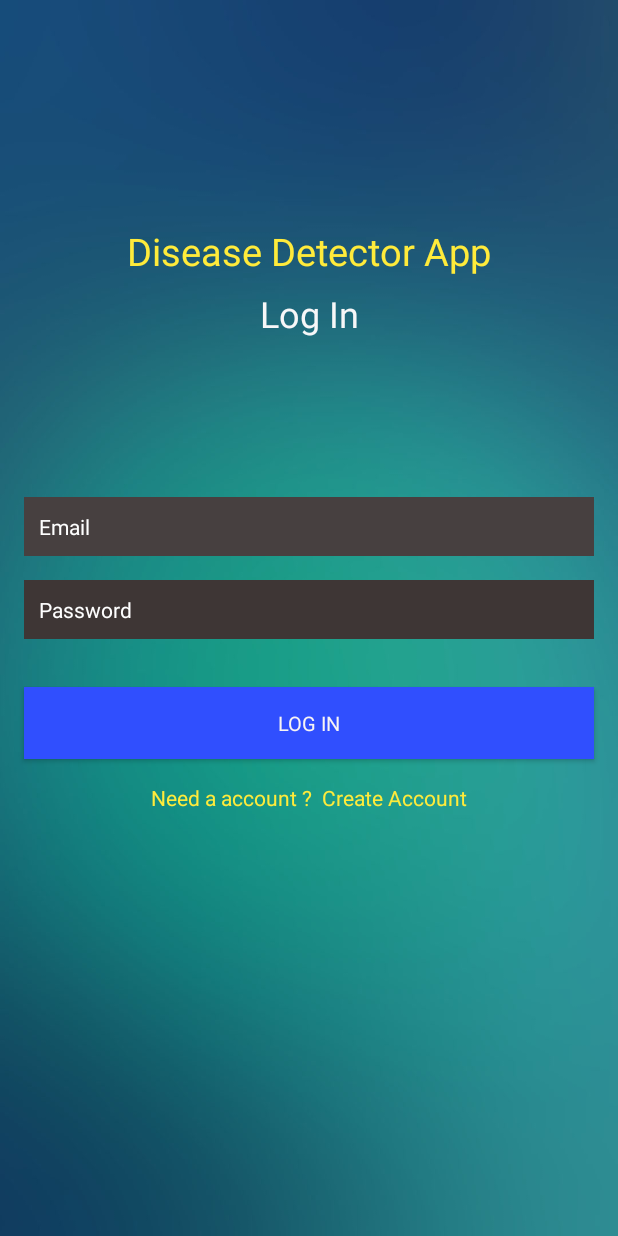
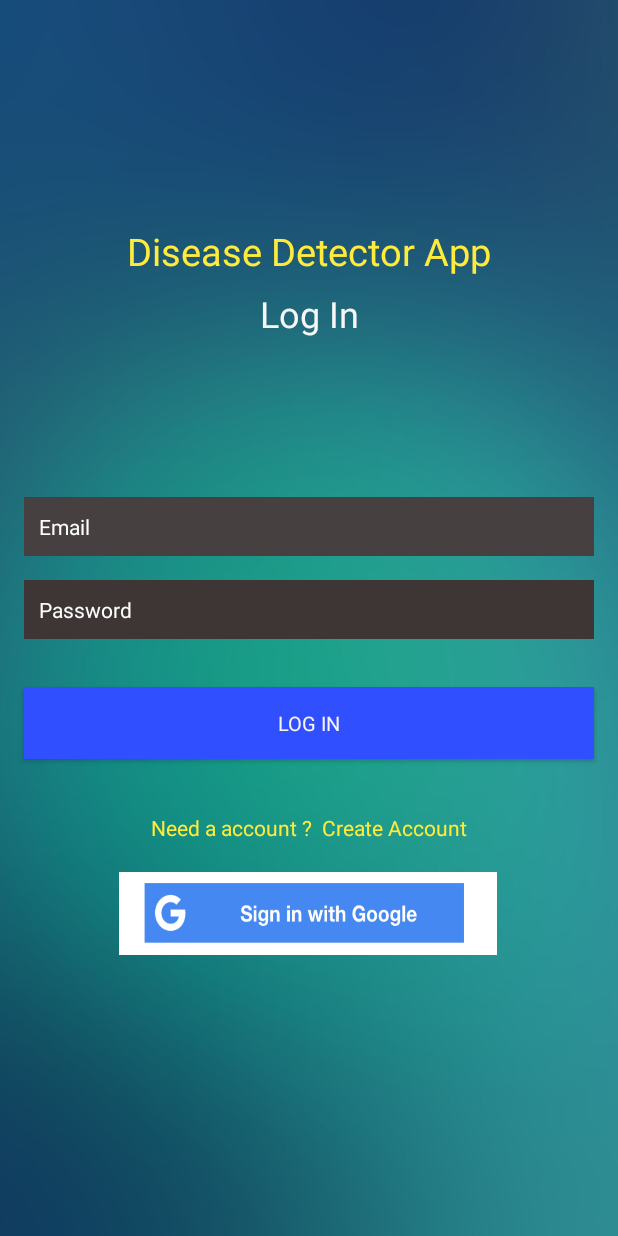
Before and after one commit to imkhalidhasan/final.malariadetection, an Android app: the Login screen opened directly, with no data from a screen before it, on a phone screen of 412 x 824 dp. Run offline under Robolectric (Android 15) with nearby library versions, the phone set to English and light mode, and no system bars; our stand-ins replace Firebase (no records; nobody signed in at launch, a user with empty details on screens opened directly); Roboto replaces fonts that are not available here.

Commit message:
update on model

```diff
--- a/app/src/main/AndroidManifest.xml
+++ b/app/src/main/AndroidManifest.xml
@@ -9,6 +9,7 @@
         android:roundIcon="@mipmap/ic_launcher_round"
         android:supportsRtl="true"
         android:theme="@style/AppTheme">
+        <activity android:name=".ProfileActivity"></activity>
         <activity android:name=".HubPage">
             <intent-filter>
                 <action android:name="android.intent.action.MAIN" />
--- a/app/src/main/java/com/malariadetection/Login.java
+++ b/app/src/main/java/com/malariadetection/Login.java
@@ -4,7 +4,9 @@ import androidx.appcompat.app.AppCompatActivity;
 
 import android.content.Intent;
 import android.os.Bundle;
+import android.provider.ContactsContract;
 import android.text.TextUtils;
+import android.util.Log;
 import android.view.View;
 import android.widget.Button;
 import android.widget.EditText;
@@ -13,10 +15,19 @@ import android.widget.TextView;
 import android.widget.Toast;
 
 import androidx.annotation.NonNull;
+
+import com.google.android.gms.auth.api.signin.GoogleSignIn;
+import com.google.android.gms.auth.api.signin.GoogleSignInAccount;
+import com.google.android.gms.auth.api.signin.GoogleSignInClient;
+import com.google.android.gms.auth.api.signin.GoogleSignInOptions;
+import com.google.android.gms.common.api.ApiException;
 import com.google.android.gms.tasks.OnCompleteListener;
 import com.google.android.gms.tasks.Task;
+import com.google.firebase.auth.AuthCredential;
 import com.google.firebase.auth.AuthResult;
 import com.google.firebase.auth.FirebaseAuth;
+import com.google.firebase.auth.FirebaseUser;
+import com.google.firebase.auth.GoogleAuthProvider;
 
 public class Login extends AppCompatActivity {
     EditText mEmail,mPassword;
@@ -24,6 +35,23 @@ public class Login extends AppCompatActivity {
     TextView mCreateBtn;
     ProgressBar progressBar;
     FirebaseAuth fAuth;
+    private GoogleSignInClient mGoogleSignInClient;
+    private final static int RC_SIGN_IN = 123;
+    private FirebaseAuth mAuth;
+
+    @Override
+    protected void onStart() {
+        super.onStart();
+
+
+        FirebaseUser user = mAuth.getCurrentUser();
+        if(user!=null){
+            Intent intent = new Intent(getApplicationContext(),MainActivity.class);
+            startActivity(intent);
+        }
+
+
+    }
 
     @Override
     protected void onCreate(Bundle savedInstanceState) {
@@ -36,6 +64,15 @@ public class Login extends AppCompatActivity {
         fAuth = FirebaseAuth.getInstance();
         mLoginBtn = findViewById(R.id.loginBtn);
         mCreateBtn = findViewById(R.id.createText);
+        createRequest();
+        mAuth = FirebaseAuth.getInstance();
+        //google sign in
+        findViewById(R.id.google_signIn).setOnClickListener(new View.OnClickListener() {
+            @Override
+            public void onClick(View view) {
+                signIn();
+            }
+        });
 
         mLoginBtn.setOnClickListener(new View.OnClickListener() {
             @Override
@@ -91,4 +128,66 @@ public class Login extends AppCompatActivity {
 
 
     }
+
+    private void createRequest() {
+        // Configure Google Sign In
+        GoogleSignInOptions gso = new GoogleSignInOptions.Builder(GoogleSignInOptions.DEFAULT_SIGN_IN)
+                .requestIdToken(getString(R.string.default_web_client_id))
+                .requestEmail()
+                .build();
+
+
+        // Build a GoogleSignInClient with the options specified by gso.
+        mGoogleSignInClient = GoogleSignIn.getClient(this, gso);
+    }
+    private void signIn() {
+        Intent signInIntent = mGoogleSignInClient.getSignInIntent();
+        startActivityForResult(signInIntent, RC_SIGN_IN);
+    }
+    @Override
+    public void onActivityResult(int requestCode, int resultCode, Intent data) {
+        super.onActivityResult(requestCode, resultCode, data);
+
+
+        // Result returned from launching the Intent from GoogleSignInApi.getSignInIntent(...);
+        if (requestCode == RC_SIGN_IN) {
+            Task task = GoogleSignIn.getSignedInAccountFromIntent(data);
+            try {
+                // Google Sign In was successful, authenticate with Firebase
+                GoogleSignInAccount account = (GoogleSignInAccount) task.getResult(ApiException.class);
+                firebaseAuthWithGoogle(account);
+            } catch (Throwable e) {
+                // Google Sign In failed, update UI appropriately
+                // ...
+                Toast.makeText(this, e.getMessage(), Toast.LENGTH_SHORT).show();
+            }
+        }
+    }
+
+    private void firebaseAuthWithGoogle(GoogleSignInAccount acct) {
+
+
+        AuthCredential credential = GoogleAuthProvider.getCredential(acct.getIdToken(), null);
+        mAuth.signInWithCredential(credential)
+                .addOnCompleteListener(this, new OnCompleteListener() {
+                    @Override
+                    public void onComplete(@NonNull Task task) {
+                        if (task.isSuccessful()) {
+                            // Sign in success, update UI with the signed-in user's information
+                            FirebaseUser user = mAuth.getCurrentUser();
+                            Intent intent = new Intent(getApplicationContext(),HubPage.class);
+                            startActivity(intent);
+
+
+                        } else {
+                            Toast.makeText(Login.this, "Sorry auth failed.", Toast.LENGTH_SHORT).show();
+
+
+                        }
+
+
+                        // ...
+                    }
+                });
+    }
 }
--- a/app/src/main/java/com/malariadetection/MainActivity.java
+++ b/app/src/main/java/com/malariadetection/MainActivity.java
@@ -185,9 +185,9 @@ public class MainActivity extends AppCompatActivity {
             }
         }
 
-    public void logout(View view) {
+    public void Back(View view) {
         FirebaseAuth.getInstance().signOut();//logout
-        startActivity(new Intent(getApplicationContext(),Login.class));
+        startActivity(new Intent(getApplicationContext(),HubPage.class));
         finish();
     }
 }
--- a/app/src/main/java/com/malariadetection/ReportFragment.java
+++ b/app/src/main/java/com/malariadetection/ReportFragment.java
@@ -65,7 +65,7 @@ public class ReportFragment extends Fragment {
     public View onCreateView(LayoutInflater inflater, ViewGroup container,
                              Bundle savedInstanceState) {
         View v = inflater.inflate(R.layout.fragment_report,container, false);
-        b2 = v.findViewById(R.id.button);
+        b2 = v.findViewById(R.id.button5);
 
         b2.setOnClickListener(new View.OnClickListener() {
             @Override
@@ -77,4 +77,5 @@ public class ReportFragment extends Fragment {
         return v;
     }
 
+
 }
--- a/app/src/main/res/layout/activity_hub_page.xml
+++ b/app/src/main/res/layout/activity_hub_page.xml
@@ -6,13 +6,12 @@
     android:layout_height="match_parent"
     tools:context=".HubPage">
 
-    <include layout="@layout/custom_toolbar" />
-
     <FrameLayout
         android:id="@+id/fragment_container"
         android:layout_width="match_parent"
         android:layout_height="match_parent">
 
+        <include layout="@layout/custom_toolbar" />
     </FrameLayout>
 
     <com.ismaeldivita.chipnavigation.ChipNavigationBar
--- a/app/src/main/res/layout/activity_login.xml
+++ b/app/src/main/res/layout/activity_login.xml
@@ -90,11 +90,23 @@
         app:layout_constraintEnd_toEndOf="parent"
         app:layout_constraintStart_toStartOf="parent"
         app:layout_constraintTop_toBottomOf="@+id/password" />
+
+    <Button
+        android:id="@+id/google_signIn"
+        android:layout_width="252dp"
+        android:layout_height="55dp"
+        android:layout_marginTop="20dp"
+        android:background="@drawable/sign"
+        app:layout_constraintEnd_toEndOf="@+id/loginBtn"
+        app:layout_constraintHorizontal_bias="0.552"
+        app:layout_constraintStart_toStartOf="parent"
+        app:layout_constraintTop_toBottomOf="@+id/createText" />
+
     <TextView
         android:id="@+id/createText"
         android:layout_width="wrap_content"
         android:layout_height="wrap_content"
-        android:layout_marginTop="16dp"
+        android:layout_marginTop="36dp"
         android:text="Need a account ?  Create Account"
         android:textColor="#FFEB3B"
         app:layout_constraintEnd_toEndOf="parent"
@@ -109,8 +121,9 @@
         android:visibility="invisible"
         app:layout_constraintBottom_toBottomOf="parent"
         app:layout_constraintEnd_toEndOf="parent"
+        app:layout_constraintHorizontal_bias="0.498"
         app:layout_constraintStart_toStartOf="parent"
-        app:layout_constraintTop_toBottomOf="@+id/createText"
-        app:layout_constraintVertical_bias="0.25" />
+        app:layout_constraintTop_toBottomOf="@+id/google_signIn"
+        app:layout_constraintVertical_bias="0.453" />
 
 </androidx.constraintlayout.widget.ConstraintLayout>
--- a/app/src/main/res/layout/custom_toolbar.xml
+++ b/app/src/main/res/layout/custom_toolbar.xml
@@ -1,15 +1,16 @@
 <?xml version="1.0" encoding="utf-8"?>
 <androidx.appcompat.widget.Toolbar
     xmlns:android="http://schemas.android.com/apk/res/android"
+    app:cnb_unselectedColor="#fff"
     xmlns:app="http://schemas.android.com/apk/res-auto"
 
     android:layout_width="match_parent"
     android:layout_height="?attr/actionBarSize"
     android:id="@+id/myToolBar"
     android:theme="@style/ThemeOverlay.AppCompat.Dark"
-    android:background="@drawable/rounded2"
+    android:background="@drawable/rounded2">
 
-    >
+
 
 
 
--- a/app/src/main/res/layout/fragment_report.xml
+++ b/app/src/main/res/layout/fragment_report.xml
@@ -10,7 +10,7 @@
 
 
     <Button
-        android:id="@+id/button"
+        android:id="@+id/button5"
         android:layout_width="wrap_content"
         android:layout_height="wrap_content"
         android:backgroundTint="#F4FF81"
```
Also changed, not shown: app/build.gradle (+13 -10 lines), app/src/main/java/com/malariadetection/ProfileActivity.java (added, +14 -0 lines), app/src/main/res/layout/activity_main.xml (+5 -5 lines), app/src/main/res/layout/activity_profile.xml (added, +9 -0 lines), app/src/main/res/drawable/sign.png (added).
